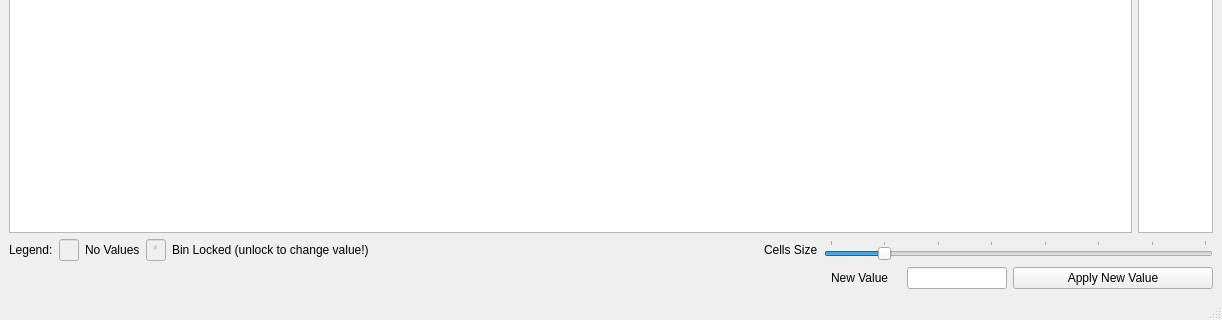
Before: the Qt Designer form designer/ui_fittingSetVariables.ui in ornlneutronimaging/iBeatles, drawn with Qt 5; both pictures show x 0 to 1222 and y 452 to 772 of the 1222 by 772 pixel window.
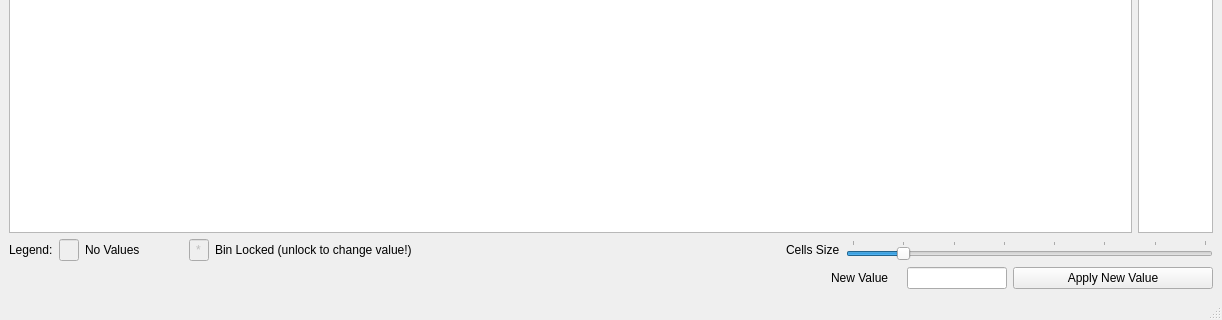
After: the same form once the commit is applied.

```diff
--- a/designer/ui_fittingSetVariables.ui
+++ b/designer/ui_fittingSetVariables.ui
@@ -168,7 +168,7 @@
       <item>
        <widget class="QLabel" name="label_4">
         <property name="text">
-         <string>No Values</string>
+         <string>No Values             </string>
         </property>
        </widget>
       </item>
```
Left out of the diff: 29 changed lines with no effect on the pictures.
